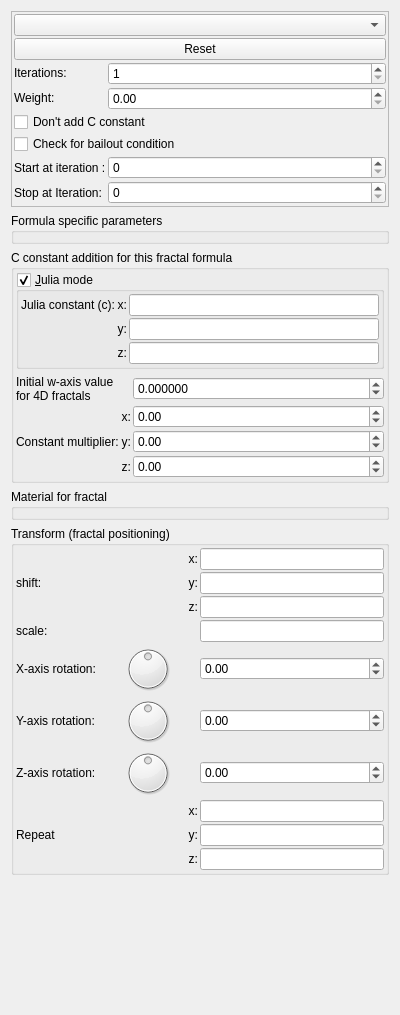
Before: the Qt Designer form mandelbulber2/qt/tab_fractal.ui in buddhi1980/mandelbulber2, drawn with Qt 5.
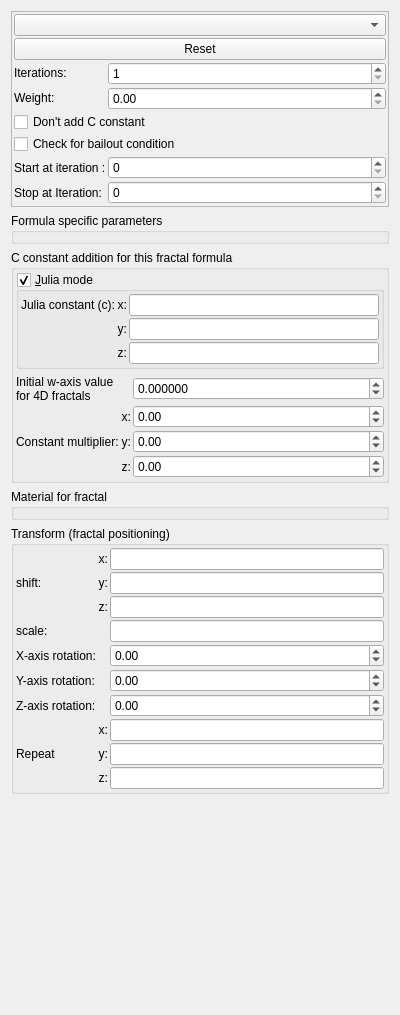
After: the same form once the commit is applied. Custom widgets are drawn as their Qt base class.

Commit message: Added dial for edit fields for angle. Cleaned up UIs

The edit to the form file:
```diff
--- a/mandelbulber2/qt/tab_fractal.ui
+++ b/mandelbulber2/qt/tab_fractal.ui
@@ -682,19 +682,6 @@
           </property>
          </widget>
         </item>
-        <item row="5" column="1">
-         <widget class="QDial" name="dial3_formula_rotation_y">
-          <property name="minimum">
-           <number>-18000</number>
-          </property>
-          <property name="maximum">
-           <number>18000</number>
-          </property>
-          <property name="wrapping">
-           <bool>true</bool>
-          </property>
-         </widget>
-        </item>
         <item row="0" column="0" rowspan="3">
          <widget class="QLabel" name="label_163">
           <property name="text">
@@ -845,25 +832,6 @@
           </property>
          </widget>
         </item>
-        <item row="4" column="1">
-         <widget class="QDial" name="dial3_formula_rotation_x">
-          <property name="sizePolicy">
-           <sizepolicy hsizetype="Preferred" vsizetype="Preferred">
-            <horstretch>0</horstretch>
-            <verstretch>0</verstretch>
-           </sizepolicy>
-          </property>
-          <property name="minimum">
-           <number>-18000</number>
-          </property>
-          <property name="maximum">
-           <number>18000</number>
-          </property>
-          <property name="wrapping">
-           <bool>true</bool>
-          </property>
-         </widget>
-        </item>
         <item row="7" column="2">
          <widget class="MyLineEdit" name="vect3_formula_repeat_x">
           <property name="sizePolicy">
@@ -874,19 +842,6 @@
           </property>
          </widget>
         </item>
-        <item row="6" column="1">
-         <widget class="QDial" name="dial3_formula_rotation_z">
-          <property name="minimum">
-           <number>-18000</number>
-          </property>
-          <property name="maximum">
-           <number>18000</number>
-          </property>
-          <property name="wrapping">
-           <bool>true</bool>
-          </property>
-         </widget>
-        </item>
         <item row="4" column="0">
          <widget class="QLabel" name="label_160">
           <property name="text">
```
Left out of the diff: 3 changed lines with no effect on the pictures. The commit also changes 14 other files.
